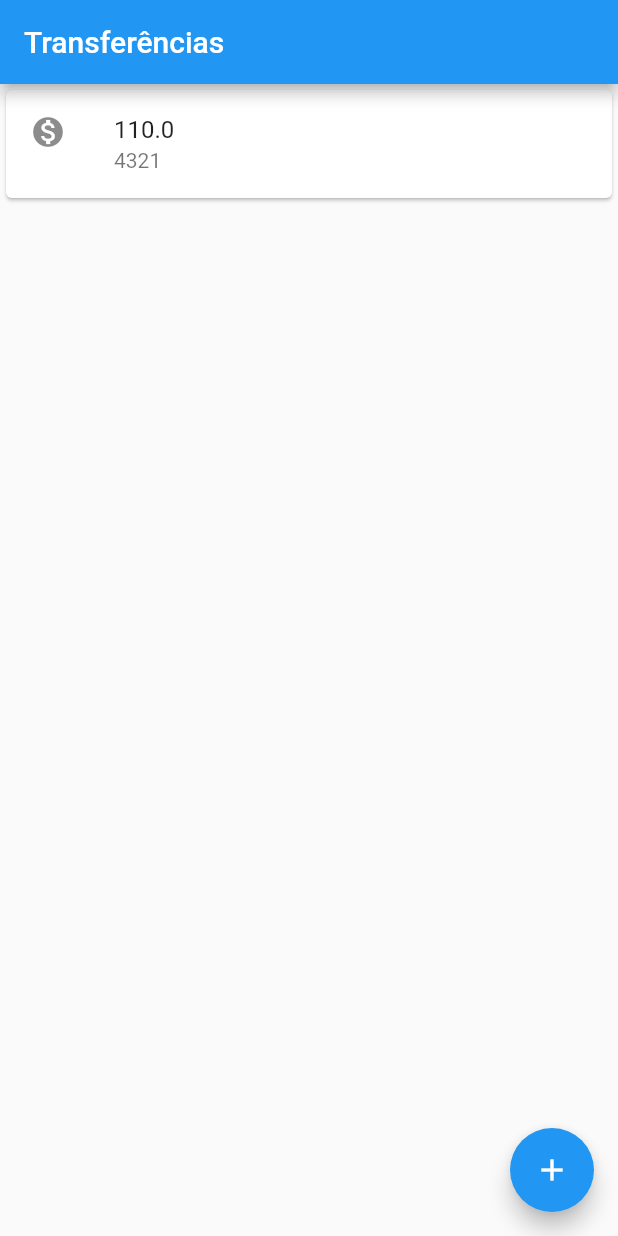
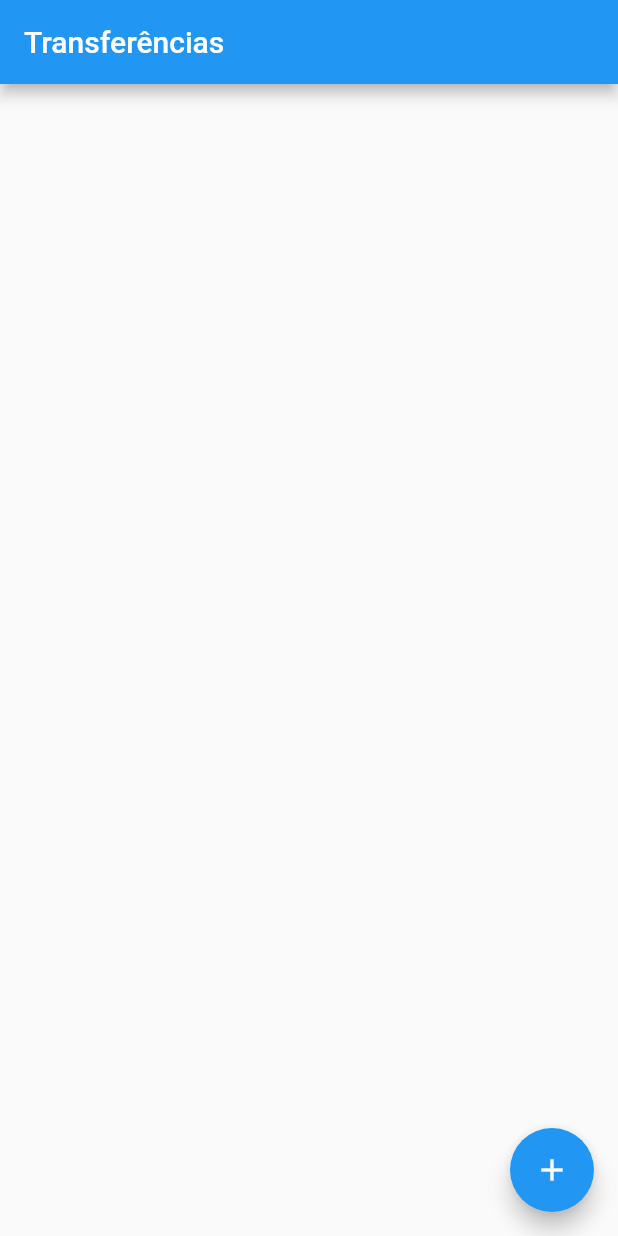
Before and after one commit to AlineCruzDEV/bytebank, a Flutter app: the screen it shows after launch, on a phone screen of 412 x 824 dp. Run offline on Flutter 3.47's test engine with Material 2 defaults, Android fonts, the phone set to English and light mode, and no system bars.

Commit message:
Changed: dynamic list adjustments with StatefulWidget

```diff
--- a/lib/main.dart
+++ b/lib/main.dart
@@ -14,20 +14,27 @@ class ByteBankApp extends StatelessWidget {
   }
 }
 
-class TransferList extends StatelessWidget {
+class TransferList extends StatefulWidget {
   final List<Transfer> _transferList = [];
 
   @override
+  State<StatefulWidget> createState() {
+    return TransferListState();
+  }
+}
+
+class TransferListState extends State<TransferList>{
+
+  @override
   Widget build(BuildContext context) {
-    _transferList.add(Transfer(110.00, 4321));
     return Scaffold(
       appBar: AppBar(
         title: Text('Transferências'),
       ),
       body: ListView.builder(
-        itemCount: _transferList.length,
+        itemCount: widget._transferList.length,
         itemBuilder: (context, position) {
-          return TransferItem(_transferList[position]);
+          return TransferItem(widget._transferList[position]);
         },
       ),
       floatingActionButton: FloatingActionButton(
@@ -40,7 +47,11 @@ class TransferList extends StatelessWidget {
           future.then((receiveTransfer) {
             debugPrint('chegou no then do future');
             debugPrint('$receiveTransfer');
-            _transferList.add(receiveTransfer);
+            if(receiveTransfer != null){
+              setState(() {
+                widget._transferList.add(receiveTransfer);
+              });
+            }
           });
         },
       ),
@@ -48,7 +59,16 @@ class TransferList extends StatelessWidget {
   }
 }
 
-class TransferForm extends StatelessWidget {
+class TransferForm extends StatefulWidget {
+
+  @override
+  State<StatefulWidget> createState() {
+    return TransferFormState();
+  }
+}
+
+class TransferFormState extends State<TransferForm>{
+
   final TextEditingController _controllerAccountNumber =
   TextEditingController();
   final TextEditingController _controllerValue = TextEditingController();
@@ -59,7 +79,8 @@ class TransferForm extends StatelessWidget {
       appBar: AppBar(
         title: Text('Transferir'),
       ),
-      body: Column(
+      body: SingleChildScrollView(
+        child: Column(
           children: <Widget>[
             Editor(
               controllerField: _controllerAccountNumber,
@@ -78,6 +99,7 @@ class TransferForm extends StatelessWidget {
                   _createTransfer(context);
                 })
           ],
+        ),
       ),
     );
   }
```
Lines whose indentation alone changed are shown as unchanged.
